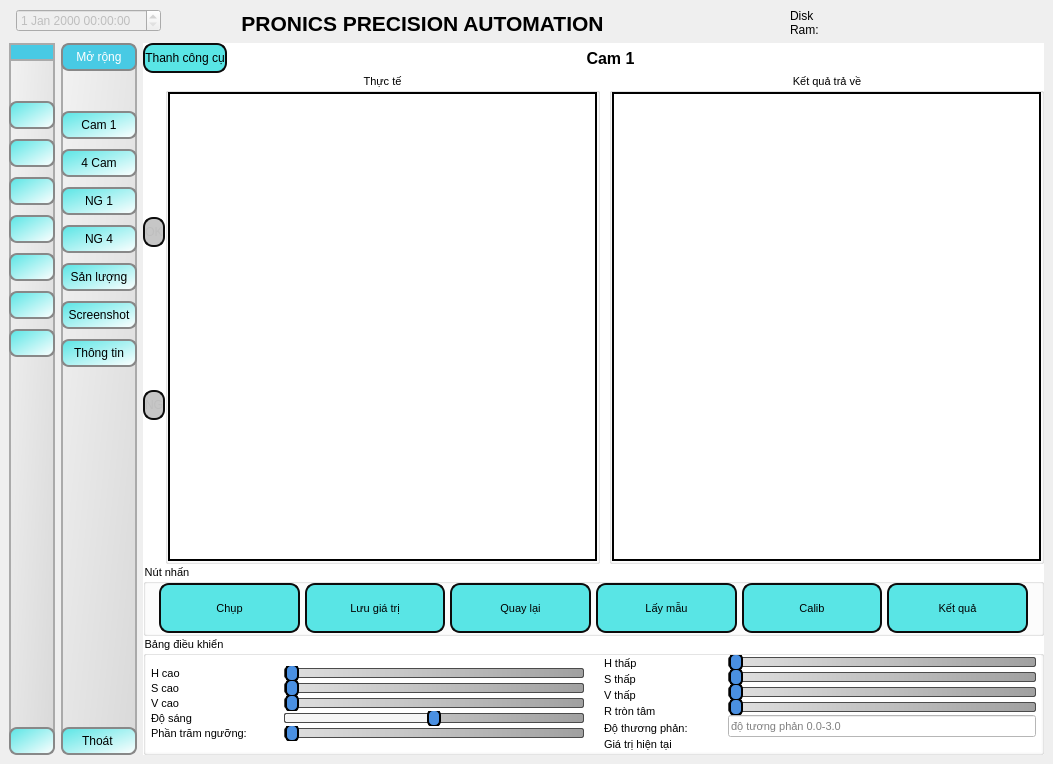
The window that main_gui.ui (BingKeyelse/Duy-Nguyen-Project) describes before a commit, drawn with Qt 5.
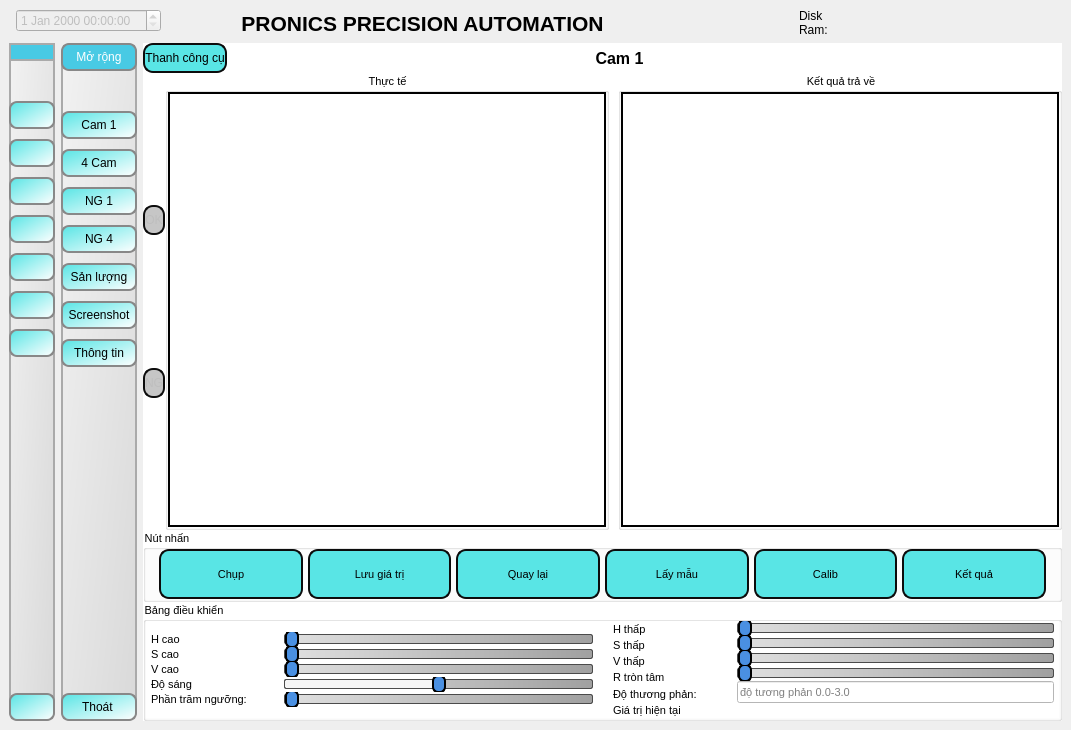
The same window after the commit. The open tabs and pages were chosen to show the change. Icons and pictures are not drawn.

Diff of the .ui file:
```diff
--- a/main_gui.ui
+++ b/main_gui.ui
@@ -6,8 +6,8 @@
    <rect>
     <x>0</x>
     <y>0</y>
-    <width>1053</width>
-    <height>764</height>
+    <width>1071</width>
+    <height>730</height>
    </rect>
   </property>
   <property name="windowTitle">
```
Left out of the diff: 2 changed lines with no effect on the pictures.
